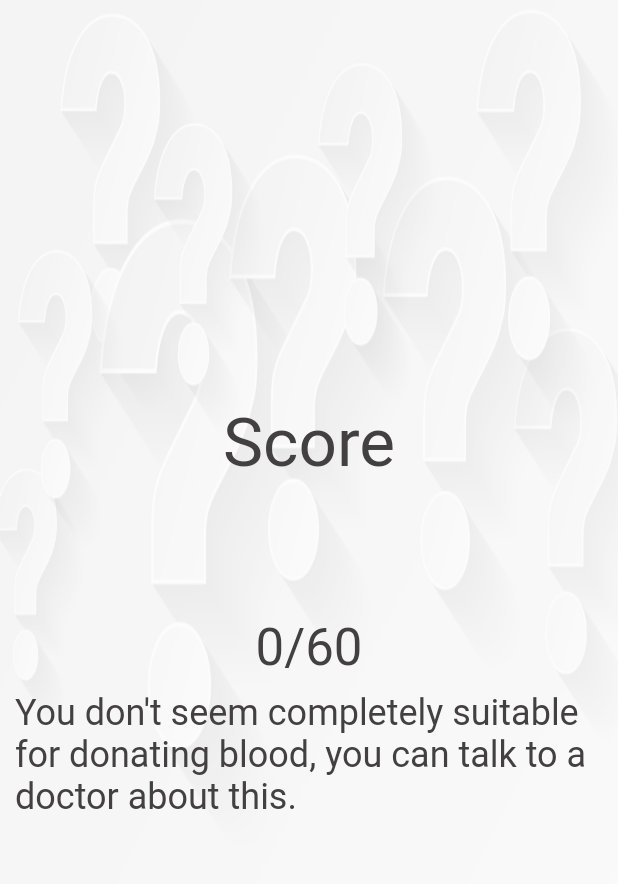
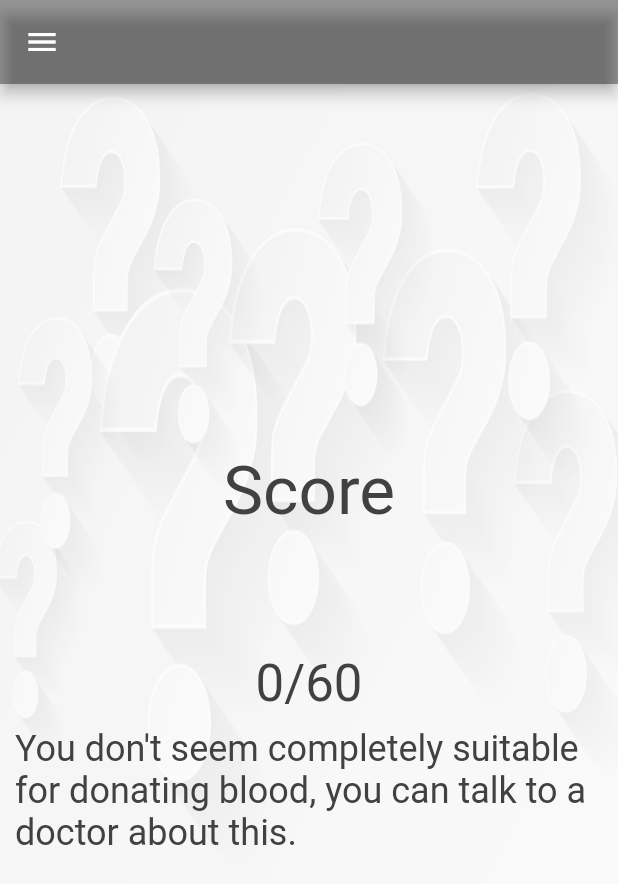
Before and after one commit to ZehraMogulkoc/blood_buddy_nv, a Flutter app: the ScoreScreen screen opened directly, on a phone screen of 412 x 824 dp. Shown: the top 884 px of the screen. Run offline on Flutter 3.47's test engine with Material 2 defaults, Android fonts, the phone set to English and light mode, and no system bars; our stand-ins replace cloud_firestore, flutter_svg, flutter_vector_icons, fluttertoast, get; missing offline and left inert: flutter_phone_direct_caller; accounts and stored records are empty.

Commit message:
Update score_screen.dart

```diff
--- a/lib/screens/score/score_screen.dart
+++ b/lib/screens/score/score_screen.dart
@@ -1,3 +1,4 @@
+import 'package:blood_buddy_nv/screens/donor_drawet.dart';
 import 'package:flutter/material.dart';
 import 'package:get/get.dart';
 import 'package:blood_buddy_nv/constants.dart';
@@ -8,6 +9,8 @@ class ScoreScreen extends StatelessWidget {
   Widget build(BuildContext context) {
     QuestionController _qnController = Get.put(QuestionController());
     return Scaffold(
+     drawer: DonorDrawer(),
+      appBar: AppBar(backgroundColor: Colors.black38, ),
       body: Stack(
         fit: StackFit.expand,
         children: [
```
